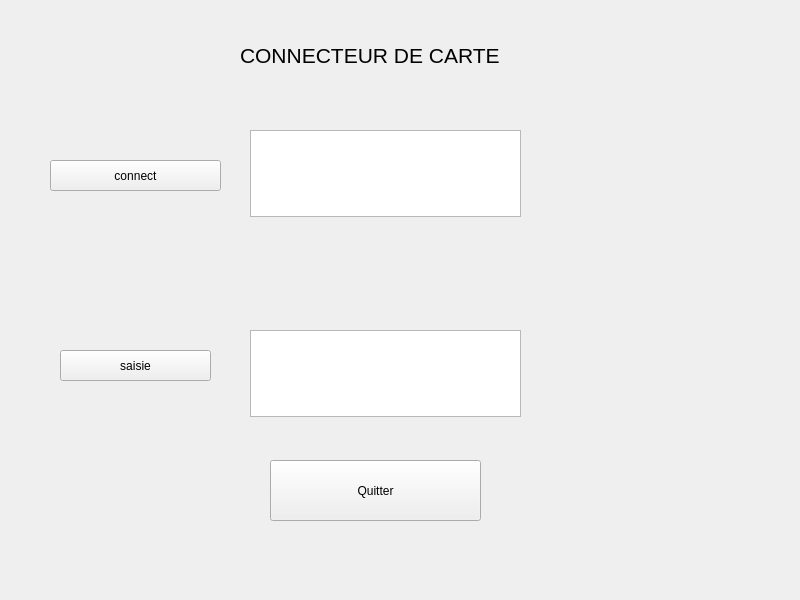
This is projetQt/widget.ui in BrightHammer21/Comm_Sans_Fil_Projet as Qt 5 draws it before an edit. The edited form follows.
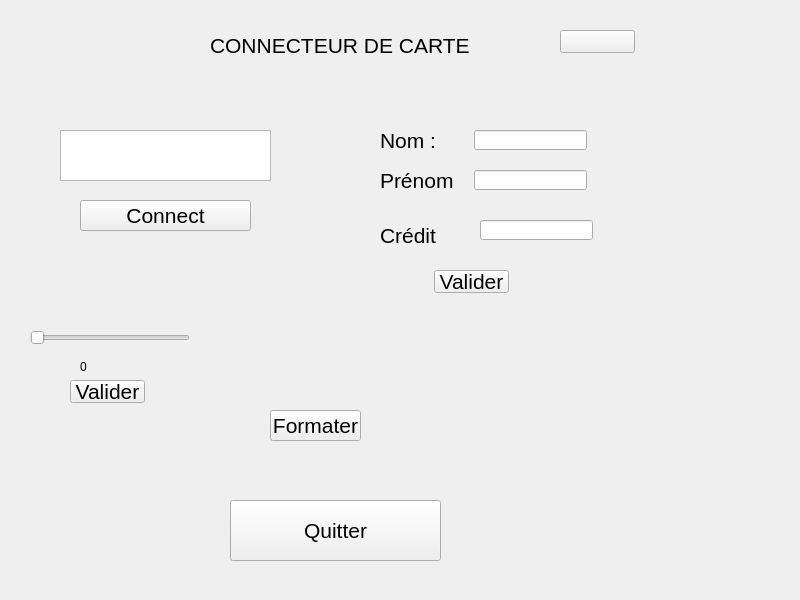
This is the edited form.

```diff
--- a/projetQt/widget.ui
+++ b/projetQt/widget.ui
@@ -16,58 +16,45 @@
   <widget class="QPushButton" name="connect">
    <property name="geometry">
     <rect>
-     <x>50</x>
-     <y>160</y>
+     <x>80</x>
+     <y>200</y>
      <width>171</width>
      <height>31</height>
     </rect>
    </property>
+   <property name="font">
+    <font>
+     <pointsize>16</pointsize>
+    </font>
+   </property>
    <property name="text">
-    <string>connect</string>
+    <string>Connect</string>
    </property>
   </widget>
   <widget class="QTextEdit" name="Affichage">
    <property name="geometry">
     <rect>
-     <x>250</x>
-     <y>130</y>
-     <width>271</width>
-     <height>87</height>
-    </rect>
-   </property>
-  </widget>
-  <widget class="QTextEdit" name="fenetre_saisie">
-   <property name="geometry">
-    <rect>
-     <x>250</x>
-     <y>330</y>
-     <width>271</width>
-     <height>87</height>
-    </rect>
-   </property>
-  </widget>
-  <widget class="QPushButton" name="saisie">
-   <property name="geometry">
-    <rect>
      <x>60</x>
-     <y>350</y>
-     <width>151</width>
-     <height>31</height>
+     <y>130</y>
+     <width>211</width>
+     <height>51</height>
     </rect>
    </property>
-   <property name="text">
-    <string>saisie</string>
-   </property>
   </widget>
   <widget class="QPushButton" name="pushButton">
    <property name="geometry">
     <rect>
-     <x>270</x>
-     <y>460</y>
+     <x>230</x>
+     <y>500</y>
      <width>211</width>
      <height>61</height>
     </rect>
    </property>
+   <property name="font">
+    <font>
+     <pointsize>16</pointsize>
+    </font>
+   </property>
    <property name="text">
     <string>Quitter</string>
    </property>
@@ -75,8 +62,8 @@
   <widget class="QLabel" name="label">
    <property name="geometry">
     <rect>
-     <x>240</x>
-     <y>30</y>
+     <x>210</x>
+     <y>20</y>
      <width>311</width>
      <height>51</height>
     </rect>
@@ -90,6 +77,183 @@
     <string>CONNECTEUR DE CARTE</string>
    </property>
   </widget>
+  <widget class="QPushButton" name="formater">
+   <property name="geometry">
+    <rect>
+     <x>270</x>
+     <y>410</y>
+     <width>91</width>
+     <height>31</height>
+    </rect>
+   </property>
+   <property name="font">
+    <font>
+     <pointsize>16</pointsize>
+    </font>
+   </property>
+   <property name="text">
+    <string>Formater</string>
+   </property>
+  </widget>
+  <widget class="QPushButton" name="btn_valider_increment_decrement">
+   <property name="geometry">
+    <rect>
+     <x>70</x>
+     <y>380</y>
+     <width>75</width>
+     <height>23</height>
+    </rect>
+   </property>
+   <property name="font">
+    <font>
+     <pointsize>16</pointsize>
+    </font>
+   </property>
+   <property name="text">
+    <string>Valider</string>
+   </property>
+  </widget>
+  <widget class="QPushButton" name="btn_valider_infos">
+   <property name="geometry">
+    <rect>
+     <x>434</x>
+     <y>270</y>
+     <width>75</width>
+     <height>23</height>
+    </rect>
+   </property>
+   <property name="font">
+    <font>
+     <pointsize>16</pointsize>
+    </font>
+   </property>
+   <property name="text">
+    <string>Valider</string>
+   </property>
+  </widget>
+  <widget class="QSlider" name="horizontalSlider">
+   <property name="geometry">
+    <rect>
+     <x>30</x>
+     <y>330</y>
+     <width>160</width>
+     <height>16</height>
+    </rect>
+   </property>
+   <property name="orientation">
+    <enum>Qt::Horizontal</enum>
+   </property>
+  </widget>
+  <widget class="QLabel" name="label_2">
+   <property name="geometry">
+    <rect>
+     <x>80</x>
+     <y>360</y>
+     <width>47</width>
+     <height>13</height>
+    </rect>
+   </property>
+   <property name="text">
+    <string>0</string>
+   </property>
+  </widget>
+  <widget class="QLineEdit" name="Nom">
+   <property name="geometry">
+    <rect>
+     <x>474</x>
+     <y>130</y>
+     <width>113</width>
+     <height>20</height>
+    </rect>
+   </property>
+  </widget>
+  <widget class="QLineEdit" name="Prenom">
+   <property name="geometry">
+    <rect>
+     <x>474</x>
+     <y>170</y>
+     <width>113</width>
+     <height>20</height>
+    </rect>
+   </property>
+  </widget>
+  <widget class="QLabel" name="label_3">
+   <property name="geometry">
+    <rect>
+     <x>380</x>
+     <y>130</y>
+     <width>81</width>
+     <height>20</height>
+    </rect>
+   </property>
+   <property name="font">
+    <font>
+     <pointsize>16</pointsize>
+    </font>
+   </property>
+   <property name="text">
+    <string>Nom :</string>
+   </property>
+  </widget>
+  <widget class="QLabel" name="label_4">
+   <property name="geometry">
+    <rect>
+     <x>380</x>
+     <y>170</y>
+     <width>81</width>
+     <height>20</height>
+    </rect>
+   </property>
+   <property name="font">
+    <font>
+     <pointsize>16</pointsize>
+    </font>
+   </property>
+   <property name="text">
+    <string>Prénom :</string>
+   </property>
+  </widget>
+  <widget class="QPushButton" name="estConnecte">
+   <property name="geometry">
+    <rect>
+     <x>560</x>
+     <y>30</y>
+     <width>75</width>
+     <height>23</height>
+    </rect>
+   </property>
+   <property name="text">
+    <string/>
+   </property>
+  </widget>
+  <widget class="QLabel" name="label_5">
+   <property name="geometry">
+    <rect>
+     <x>380</x>
+     <y>215</y>
+     <width>61</width>
+     <height>41</height>
+    </rect>
+   </property>
+   <property name="font">
+    <font>
+     <pointsize>16</pointsize>
+    </font>
+   </property>
+   <property name="text">
+    <string>Crédit : </string>
+   </property>
+  </widget>
+  <widget class="QLineEdit" name="credit">
+   <property name="geometry">
+    <rect>
+     <x>480</x>
+     <y>220</y>
+     <width>113</width>
+     <height>20</height>
+    </rect>
+   </property>
+  </widget>
  </widget>
  <resources/>
  <connections/>
```
